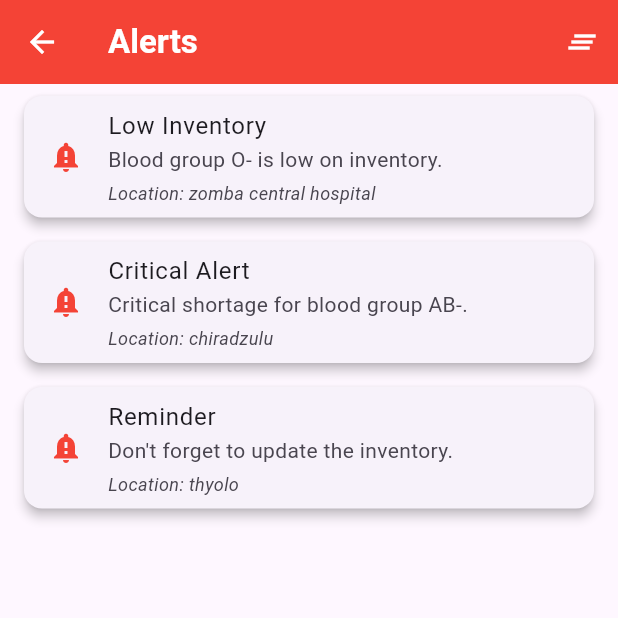
After one commit to bsc-com-34-20Unima/Blood-Bridge, a Flutter app: the AlertPage screen opened directly, on a phone screen of 412 x 824 dp, the top half of it. The commit adds this screen. Run offline on Flutter 3.47's test engine with Material 3 defaults, Android fonts, the phone set to English and light mode, and no system bars; our stand-ins replace cloud_firestore, firebase_auth, firebase_core, geolocator, table_calendar; accounts and stored records are empty.

Commit message:
implemented alerts page

```diff
--- /dev/null
+++ b/lib/pages/Settings/Alerts.dart
@@ -0,0 +1,123 @@
+import 'package:flutter/material.dart';
+
+class AlertItem {
+  final String title;
+  final String message;
+  final String location;
+
+  AlertItem({required this.title, required this.location, required this.message});
+}
+
+class AlertPage extends StatefulWidget {
+  const AlertPage({super.key});
+
+  @override
+  _AlertPageState createState() => _AlertPageState();
+}
+
+class _AlertPageState extends State<AlertPage> {
+  final List<AlertItem> _alerts = [
+    AlertItem(
+      title: "Low Inventory",
+      location: "zomba central hospital",
+      message: "Blood group O- is low on inventory."
+    ),
+    AlertItem(
+      title: "Critical Alert",
+      location: "chiradzulu",
+      message: "Critical shortage for blood group AB-."
+    ),
+    AlertItem(
+      title: "Reminder",
+      location: "thyolo",
+      message: "Don't forget to update the inventory."
+    ),
+  ];
+
+  void _removeAlert(int index) {
+    setState(() {
+      _alerts.removeAt(index);
+    });
+  }
+
+  void _clearAllAlerts() {
+    setState(() {
+      _alerts.clear();
+    });
+  }
+
+  @override
+  Widget build(BuildContext context) {
+    return Scaffold(
+      appBar: AppBar(
+        title: Text(
+          "Alerts",
+          style: TextStyle(
+            color: Colors.white,
+            fontWeight: FontWeight.bold,
+          ),
+        ),
+        iconTheme: IconThemeData(color: Colors.white),
+        backgroundColor: Colors.red,
+        actions: [
+          IconButton(
+            icon: Icon(Icons.clear_all),
+            onPressed: _clearAllAlerts,
+            tooltip: "Clear All Alerts",
+          ),
+        ],
+      ),
+      body: _alerts.isEmpty
+          ? Center(
+              child: Text(
+                "No alerts at the moment.",
+                style: TextStyle(fontSize: 16),
+              ),
+            )
+          : ListView.builder(
+              itemCount: _alerts.length,
+              itemBuilder: (context, index) {
+                final alert = _alerts[index];
+                return Dismissible(
+                  key: Key(alert.title + index.toString()),
+                  direction: DismissDirection.endToStart,
+                  background: Container(
+                    color: Colors.redAccent,
+                    alignment: Alignment.centerRight,
+                    padding: EdgeInsets.symmetric(horizontal: 20),
+                    child: Icon(Icons.delete, color: Colors.white),
+                  ),
+                  onDismissed: (direction) {
+                    _removeAlert(index);
+                    ScaffoldMessenger.of(context).showSnackBar(
+                      SnackBar(content: Text("${alert.title} dismissed")),
+                    );
+                  },
+                  child: Card(
+                    margin: EdgeInsets.symmetric(horizontal: 16, vertical: 8),
+                    elevation: 3,
+                    shape: RoundedRectangleBorder(
+                      borderRadius: BorderRadius.circular(12),
+                    ),
+                    child: ListTile(
+                      leading: Icon(Icons.notification_important, color: Colors.red),
+                      title: Text(alert.title),
+                      subtitle: Column(
+                        crossAxisAlignment: CrossAxisAlignment.start,
+                        children: [
+                          Text(alert.message),
+                          SizedBox(height: 4),
+                          Text(
+                            "Location: ${alert.location}",
+                            style: TextStyle(fontStyle: FontStyle.italic, fontSize: 12),
+                          ),
+                        ],
+                      ),
+                    ),
+                  ),
+                );
+              },
+            ),
+    );
+  }
+}
--- a/lib/pages/Settings/Settings.dart
+++ b/lib/pages/Settings/Settings.dart
@@ -2,8 +2,16 @@ import 'package:bloodbridge/pages/Settings/changepassword.dart';
 import 'package:bloodbridge/pages/Settings/editprofile.dart';
 import 'package:flutter/material.dart';
 
-class SettingsPage extends StatelessWidget {
+class SettingsPage extends StatefulWidget {
   const SettingsPage({super.key});
+
+  @override
+  _SettingsPageState createState() => _SettingsPageState();
+}
+
+class _SettingsPageState extends State<SettingsPage> {
+  bool _receiveNotifications = true;
+  bool _eventReminders = false;
 
   @override
   Widget build(BuildContext context) {
@@ -41,7 +49,8 @@ class SettingsPage extends StatelessWidget {
               onTap: () {
                 Navigator.push(
                   context,
-                  MaterialPageRoute(builder: (context) =>EditProfilePage()));
+                  MaterialPageRoute(builder: (context) => EditProfilePage()),
+                );
               },
             ),
             ListTile(
@@ -52,7 +61,8 @@ class SettingsPage extends StatelessWidget {
               onTap: () {
                 Navigator.push(
                   context,
-                  MaterialPageRoute(builder: (context) =>ChangePasswordPage()));
+                  MaterialPageRoute(builder: (context) => ChangePasswordPage()),
+                );
               },
             ),
 
@@ -71,18 +81,22 @@ class SettingsPage extends StatelessWidget {
               activeColor: Colors.red,
               title: Text("Receive Notifications"),
               subtitle: Text("Enable or disable all notifications"),
-              value: true,
+              value: _receiveNotifications,
               onChanged: (bool value) {
-                // Toggle notifications setting
+                setState(() {
+                  _receiveNotifications = value;
+                });
               },
             ),
             SwitchListTile(
               activeColor: Colors.red,
               title: Text("Event Reminders"),
               subtitle: Text("Get reminders for upcoming events"),
-              value: false,
+              value: _eventReminders,
               onChanged: (bool value) {
-                // Toggle event reminders setting
+                setState(() {
+                  _eventReminders = value;
+                });
               },
             ),
 
@@ -149,10 +163,10 @@ class SettingsPage extends StatelessWidget {
               style: ElevatedButton.styleFrom(
                 backgroundColor: Colors.red,
               ),
-              child: Text("Delete" ,
-               style: TextStyle(
-                color: Colors.white
-              ),),
+              child: Text(
+                "Delete",
+                style: TextStyle(color: Colors.white),
+              ),
               onPressed: () {
                 // Handle account deletion
                 Navigator.pop(context);
@@ -184,10 +198,8 @@ class SettingsPage extends StatelessWidget {
               ),
               child: Text(
                 "Logout",
-                style: TextStyle(
-                  color: Colors.white
-                ),
-                ),
+                style: TextStyle(color: Colors.white),
+              ),
               onPressed: () {
                 // Handle logout functionality
                 Navigator.pop(context);
--- a/lib/pages/hospitadashboard.dart
+++ b/lib/pages/hospitadashboard.dart
@@ -3,6 +3,7 @@ import 'package:bloodbridge/pages/DashboardPages/BloodRequests.dart';
 import 'package:bloodbridge/pages/DashboardPages/DashboardPage.dart';
 import 'package:bloodbridge/pages/DashboardPages/Donors.dart';
 import 'package:bloodbridge/pages/DashboardPages/Events.dart';
+import 'package:bloodbridge/pages/Settings/Alerts.dart';
 import 'package:bloodbridge/pages/Settings/Settings.dart';
 import 'package:flutter/material.dart';
 
@@ -65,7 +66,8 @@ class _HospitalDashboardState extends State<HospitalDashboard> {
           IconButton(
             icon: Icon(Icons.notifications, color: Colors.white),
             onPressed: () {
-              // Notifications action
+              Navigator.push(context,
+              MaterialPageRoute(builder: (context) => AlertPage()));
             },
           ),
           IconButton(
```
